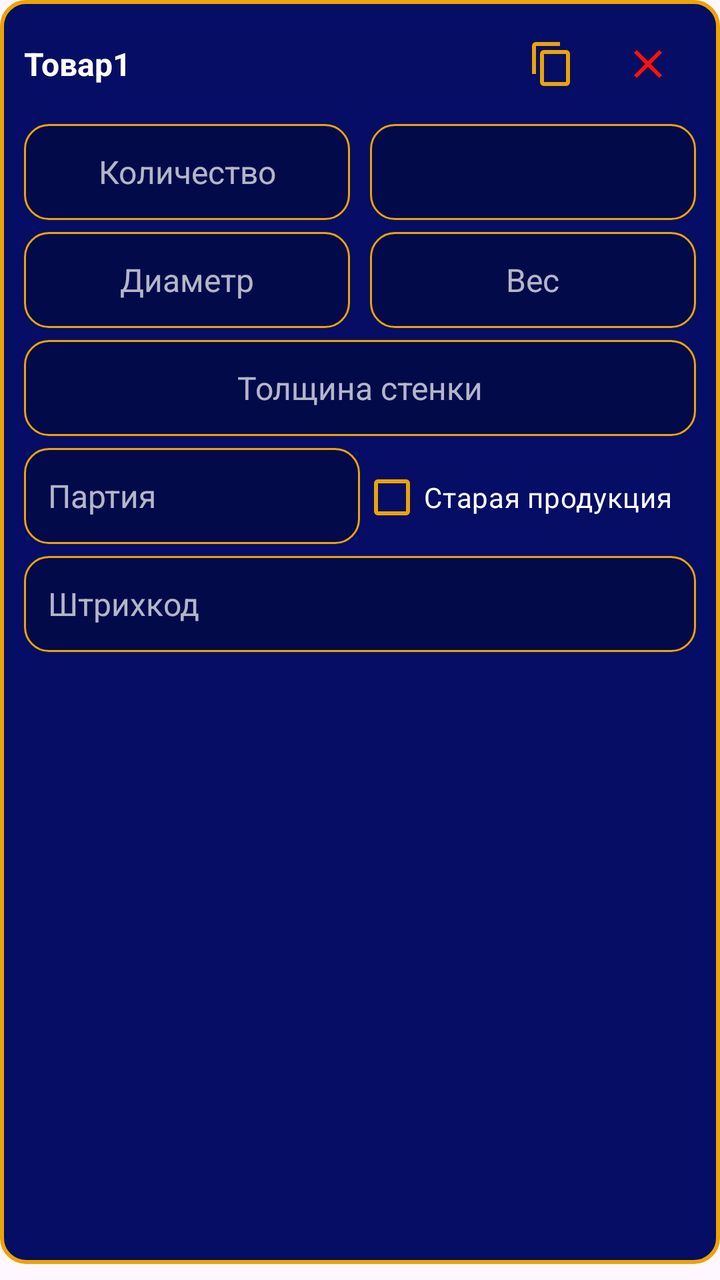
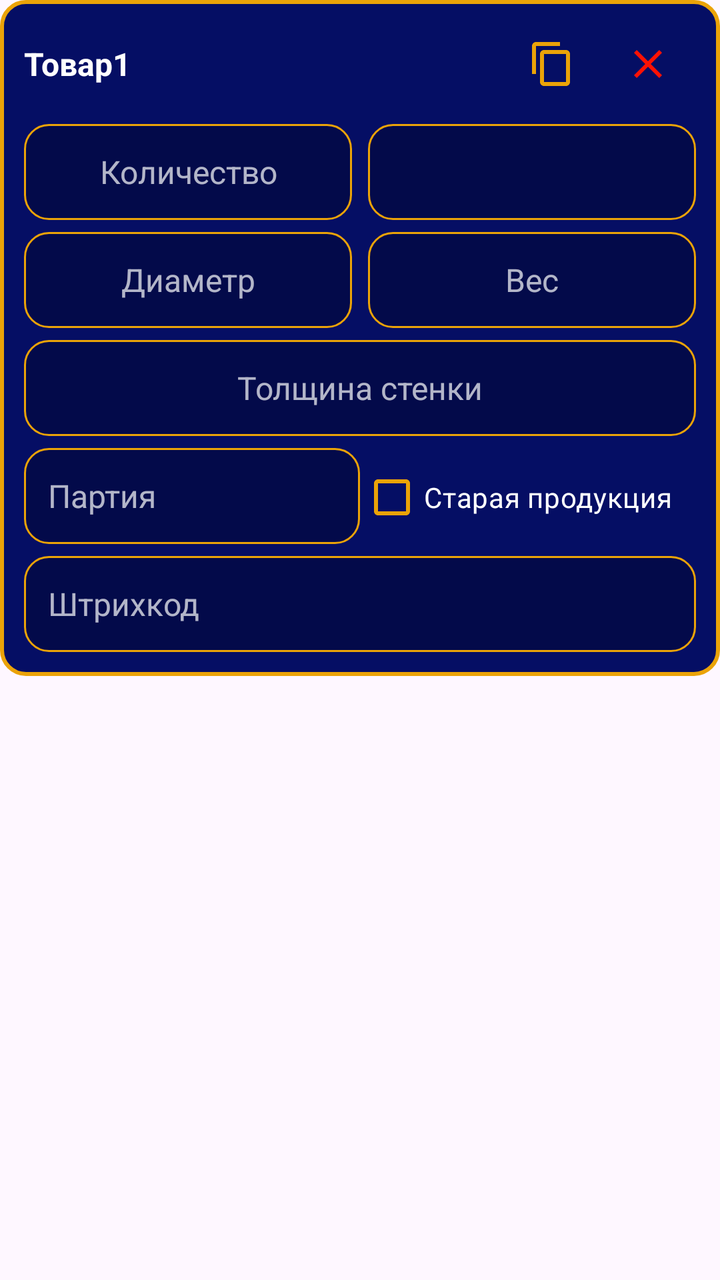

Before-and-after screenshots of an Android layout around one commit, followed by the original layout XML and the change that was made.
<!-- AndroidManifest.xml: application theme Theme.ScannerKotlin -->
<!-- res/layout/item_coming_product.xml -->
<?xml version="1.0" encoding="utf-8"?>
<androidx.core.widget.NestedScrollView xmlns:android="http://schemas.android.com/apk/res/android"
    xmlns:app="http://schemas.android.com/apk/res-auto"
    xmlns:tools="http://schemas.android.com/tools"
    android:layout_width="match_parent"
    android:layout_height="match_parent"
    android:fillViewport="true"
    android:overScrollMode="ifContentScrolls">

    <LinearLayout
        android:layout_width="match_parent"
        android:layout_height="wrap_content"
        android:orientation="vertical"
        android:paddingHorizontal="12dp"
        android:paddingVertical="8dp"
        android:background="@drawable/item_yellow_border_dark_bg"
        android:layout_marginBottom="8dp">

        <LinearLayout
            android:layout_width="match_parent"
            android:layout_height="wrap_content"
            android:minHeight="48dp"
            android:orientation="horizontal"
            android:gravity="center_vertical">

            <TextView
                android:id="@+id/tvProductName"
                android:layout_width="0dp"
                android:layout_height="wrap_content"
                android:layout_weight="1"
                android:text="Товар1"
                android:textSize="16sp"
                android:textStyle="bold"
                android:textColor="@color/white"
                android:maxLines="4"
                android:ellipsize="end"
                android:clickable="false"
                android:focusable="false"
                android:focusableInTouchMode="false"/>

            <ImageButton
                android:id="@+id/btnCopy"
                android:layout_width="48dp"
                android:layout_height="48dp"
                android:background="?attr/selectableItemBackgroundBorderless"
                android:padding="12dp"
                app:srcCompat="@drawable/abc_ic_menu_copy_mtrl_am_alpha"
                app:tint="@color/yellow"
                tools:ignore="ContentDescription" />

            <ImageButton
                android:id="@+id/btnDelete"
                android:layout_width="48dp"
                android:layout_height="48dp"
                android:background="?attr/selectableItemBackgroundBorderless"
                android:padding="12dp"
                app:srcCompat="@drawable/ic_delete_red"
                app:tint="@color/holo_red_dark"
                tools:ignore="ContentDescription" />
        </LinearLayout>

        <LinearLayout
            android:layout_width="match_parent"
            android:layout_height="wrap_content"
            android:minHeight="48dp"
            android:orientation="horizontal"
            android:layout_marginTop="6dp">

            <EditText
                android:id="@+id/etQuantity"
                android:layout_width="0dp"
                android:layout_height="wrap_content"
                android:minHeight="48dp"
                android:layout_weight="1"
                android:inputType="number"
                android:hint="Количество"
                android:textColor="@color/white"
                android:textColorHint="@color/hint_white"
                android:textSize="16sp"
                android:gravity="center"
                android:background="@drawable/input_field_yellow_border_blue_bg"
                android:paddingHorizontal="12dp"
                android:layout_marginEnd="10dp" />

            <Spinner
                android:id="@+id/spinnerMeasure"
                android:layout_width="0dp"
                android:layout_height="48dp"
                android:layout_weight="1"
                android:background="@drawable/input_field_yellow_border_blue_bg"
                android:paddingHorizontal="12dp"
                android:textAlignment="center" />
        </LinearLayout>

        <LinearLayout
            android:layout_width="match_parent"
            android:layout_height="wrap_content"
            android:minHeight="48dp"
            android:orientation="horizontal"
            android:layout_marginTop="6dp">

            <EditText
                android:id="@+id/etDiameter"
                android:layout_width="0dp"
                android:layout_height="wrap_content"
                android:minHeight="48dp"
                android:layout_weight="1"
                android:inputType="numberDecimal"
                android:hint="Диаметр"
                android:textColor="@color/white"
                android:textColorHint="@color/hint_white"
                android:textSize="16sp"
                android:gravity="center"
                android:background="@drawable/input_field_yellow_border_blue_bg"
                android:paddingHorizontal="12dp"
                android:layout_marginEnd="10dp" />

            <EditText
                android:id="@+id/etWeight"
                android:layout_width="0dp"
                android:layout_height="wrap_content"
                android:minHeight="48dp"
                android:layout_weight="1"
                android:inputType="numberDecimal"
                android:hint="Вес"
                android:textColor="@color/white"
                android:textColorHint="@color/hint_white"
                android:textSize="16sp"
                android:gravity="center"
                android:background="@drawable/input_field_yellow_border_blue_bg"
                android:paddingHorizontal="12dp" />
        </LinearLayout>

        <EditText
            android:id="@+id/etWallThickness"
            android:layout_width="match_parent"
            android:layout_height="wrap_content"
            android:minHeight="48dp"
            android:layout_marginTop="6dp"
            android:inputType="numberDecimal"
            android:hint="Толщина стенки"
            android:textColor="@color/white"
            android:textColorHint="@color/hint_white"
            android:textSize="16sp"
            android:gravity="center"
            android:background="@drawable/input_field_yellow_border_blue_bg"
            android:paddingHorizontal="12dp" />

        <LinearLayout
            android:layout_width="match_parent"
            android:layout_height="wrap_content"
            android:minHeight="48dp"
            android:orientation="horizontal"
            android:layout_marginTop="6dp">

            <EditText
                android:id="@+id/etBatchNumber"
                android:layout_width="0dp"
                android:layout_height="wrap_content"
                android:minHeight="48dp"
                android:layout_weight="1"
                android:hint="Партия"
                android:textSize="16sp"
                android:textColor="@color/white"
                android:textColorHint="@color/hint_white"
                android:background="@drawable/input_field_yellow_border_blue_bg"
                android:paddingHorizontal="12dp"
                tools:ignore="Autofill,TextFields" />

            <CheckBox
                android:id="@+id/cbOldProduct"
                android:layout_width="0dp"
                android:layout_height="wrap_content"
                android:minHeight="48dp"
                android:layout_weight="1"
                android:text="Старая продукция"
                android:textColor="@color/white"
                android:buttonTint="@color/yellow"
                android:gravity="center_vertical" />
        </LinearLayout>

        <LinearLayout
            android:id="@+id/barcodeSection"
            android:layout_width="match_parent"
            android:layout_height="wrap_content"
            android:minHeight="48dp"
            android:orientation="horizontal"
            android:layout_marginTop="6dp"
            android:layout_marginBottom="4dp">

            <EditText
                android:id="@+id/tvBarcode"
                android:layout_width="match_parent"
                android:layout_height="wrap_content"
                android:minHeight="48dp"
                android:hint="Штрихкод"
                android:textSize="16sp"
                android:textColor="@color/white"
                android:textColorHint="@color/hint_white"
                android:background="@drawable/input_field_yellow_border_blue_bg"
                android:paddingHorizontal="12dp"
                tools:ignore="Autofill,TextFields" />
        </LinearLayout>

        <TextView
            android:id="@+id/tvBarcodeError"
            android:layout_width="match_parent"
            android:layout_height="wrap_content"
            android:text="Заполните штрихкод"
            android:textColor="@android:color/holo_red_light"
            android:textSize="12sp"
            android:paddingTop="2dp"
            android:paddingBottom="8dp"
            android:visibility="gone"/>
    </LinearLayout>
</androidx.core.widget.NestedScrollView>
<!-- resources referenced by this layout -->
<resources>
  <color name="hint_white">#B3FFFFFF</color>
  <color name="holo_red_dark">#FD1103</color>
  <color name="white">#FFFFFFFF</color>
  <color name="yellow">#EBA308</color>
  <!-- drawable ic_delete_red (drawable) -->
  <vector xmlns:android="http://schemas.android.com/apk/res/android"
      android:width="24dp"
      android:height="24dp"
      android:viewportWidth="24"
      android:viewportHeight="24">
      <path
          android:fillColor="@color/holo_red_dark"
          android:pathData="M19,6.41L17.59,5L12,10.59L6.41,5L5,6.41L10.59,12L5,17.59L6.41,19L12,13.41L17.59,19L19,17.59L13.41,12L19,6.41Z"/>
  </vector>
  <!-- drawable input_field_yellow_border_blue_bg (drawable) -->
  <?xml version="1.0" encoding="utf-8"?>
  <selector xmlns:android="http://schemas.android.com/apk/res/android">
  
      <item android:state_focused="true">
          <shape android:shape="rectangle">
              <solid android:color="@color/field_blue"/>
              <corners android:radius="12dp"/>
  
              <stroke android:width="2.5dp" android:color="@color/glowing_yellow"/>
              <padding
                  android:left="10dp"
                  android:right="10dp"
                  android:top="8dp"
                  android:bottom="8dp"/>
          </shape>
      </item>
  
  
      <item>
          <shape android:shape="rectangle">
              <solid android:color="@color/field_blue"/>
              <corners android:radius="12dp"/>
              <stroke android:width="1dp" android:color="@color/yellow"/>
              <padding
                  android:left="10dp"
                  android:right="10dp"
                  android:top="8dp"
                  android:bottom="8dp"/>
          </shape>
      </item>
  </selector>
  <!-- drawable item_yellow_border_dark_bg (drawable) -->
  <?xml version="1.0" encoding="utf-8"?>
  <shape xmlns:android="http://schemas.android.com/apk/res/android"
      android:shape="rectangle">
      <solid android:color="@color/dark_blue" />
      <stroke
          android:width="2dp"
          android:color="@color/yellow" />
      <corners android:radius="12dp" />
  </shape>
  <style name="Theme.ScannerKotlin" parent="Base.Theme.ScannerKotlin" />
  <color name="field_blue">#030A4A</color>
  <color name="glowing_yellow">#FFFFE0</color>
  <color name="dark_blue">#050E64</color>
  <style name="Base.Theme.ScannerKotlin" parent="Theme.Material3.DayNight.NoActionBar">
          
          
      </style>
</resources>

<!-- the commit's change to res/layout/item_coming_product.xml (unified diff, before → after) -->
@@ -4,22 +4,25 @@
     xmlns:tools="http://schemas.android.com/tools"
     android:layout_width="match_parent"
     android:layout_height="match_parent"
-    android:fillViewport="true"
-    android:overScrollMode="ifContentScrolls">
+    android:fillViewport="false"
+    android:overScrollMode="ifContentScrolls"
+    android:scrollbars="vertical"
+    android:clipToPadding="false">
 
     <LinearLayout
+        android:id="@+id/comingProductCard"
         android:layout_width="match_parent"
         android:layout_height="wrap_content"
         android:orientation="vertical"
-        android:paddingHorizontal="12dp"
-        android:paddingVertical="8dp"
+        android:paddingHorizontal="@dimen/coming_card_padding_horizontal"
+        android:paddingVertical="@dimen/coming_card_padding_vertical"
         android:background="@drawable/item_yellow_border_dark_bg"
-        android:layout_marginBottom="8dp">
-
-        <LinearLayout
-            android:layout_width="match_parent"
-            android:layout_height="wrap_content"
-            android:minHeight="48dp"
+        android:layout_marginBottom="@dimen/coming_card_margin_bottom">
+
+        <LinearLayout
+            android:layout_width="match_parent"
+            android:layout_height="wrap_content"
+            android:minHeight="@dimen/coming_field_min_height"
             android:orientation="horizontal"
             android:gravity="center_vertical">
 
@@ -29,10 +32,10 @@
                 android:layout_height="wrap_content"
                 android:layout_weight="1"
                 android:text="Товар1"
-                android:textSize="16sp"
+                android:textSize="@dimen/coming_product_name_text"
                 android:textStyle="bold"
                 android:textColor="@color/white"
-                android:maxLines="4"
+                android:maxLines="3"
                 android:ellipsize="end"
                 android:clickable="false"
                 android:focusable="false"
@@ -40,20 +43,20 @@
 
             <ImageButton
                 android:id="@+id/btnCopy"
-                android:layout_width="48dp"
-                android:layout_height="48dp"
+                android:layout_width="@dimen/coming_action_button_size"
+                android:layout_height="@dimen/coming_action_button_size"
                 android:background="?attr/selectableItemBackgroundBorderless"
-                android:padding="12dp"
+                android:padding="@dimen/coming_action_button_padding"
                 app:srcCompat="@drawable/abc_ic_menu_copy_mtrl_am_alpha"
                 app:tint="@color/yellow"
                 tools:ignore="ContentDescription" />
 
             <ImageButton
                 android:id="@+id/btnDelete"
-                android:layout_width="48dp"
-                android:layout_height="48dp"
+                android:layout_width="@dimen/coming_action_button_size"
+                android:layout_height="@dimen/coming_action_button_size"
                 android:background="?attr/selectableItemBackgroundBorderless"
-                android:padding="12dp"
+                android:padding="@dimen/coming_action_button_padding"
                 app:srcCompat="@drawable/ic_delete_red"
                 app:tint="@color/holo_red_dark"
                 tools:ignore="ContentDescription" />
@@ -62,30 +65,30 @@
         <LinearLayout
             android:layout_width="match_parent"
             android:layout_height="wrap_content"
-            android:minHeight="48dp"
-            android:orientation="horizontal"
-            android:layout_marginTop="6dp">
+            android:minHeight="@dimen/coming_field_min_height"
+            android:orientation="horizontal"
+            android:layout_marginTop="@dimen/coming_row_margin_top">
 
             <EditText
                 android:id="@+id/etQuantity"
                 android:layout_width="0dp"
                 android:layout_height="wrap_content"
-                android:minHeight="48dp"
+                android:minHeight="@dimen/coming_field_min_height"
                 android:layout_weight="1"
                 android:inputType="number"
                 android:hint="Количество"
                 android:textColor="@color/white"
                 android:textColorHint="@color/hint_white"
-                android:textSize="16sp"
+                android:textSize="@dimen/coming_field_text"
                 android:gravity="center"
                 android:background="@drawable/input_field_yellow_border_blue_bg"
                 android:paddingHorizontal="12dp"
-                android:layout_marginEnd="10dp" />
+                android:layout_marginEnd="8dp" />
 
             <Spinner
                 android:id="@+id/spinnerMeasure"
                 android:layout_width="0dp"
-                android:layout_height="48dp"
+                android:layout_height="@dimen/coming_field_min_height"
                 android:layout_weight="1"
                 android:background="@drawable/input_field_yellow_border_blue_bg"
                 android:paddingHorizontal="12dp"
@@ -95,37 +98,37 @@
         <LinearLayout
             android:layout_width="match_parent"
             android:layout_height="wrap_content"
-            android:minHeight="48dp"
-            android:orientation="horizontal"
-            android:layout_marginTop="6dp">
+            android:minHeight="@dimen/coming_field_min_height"
+            android:orientation="horizontal"
+            android:layout_marginTop="@dimen/coming_row_margin_top">
 
             <EditText
                 android:id="@+id/etDiameter"
                 android:layout_width="0dp"
                 android:layout_height="wrap_content"
-                android:minHeight="48dp"
+                android:minHeight="@dimen/coming_field_min_height"
                 android:layout_weight="1"
                 android:inputType="numberDecimal"
                 android:hint="Диаметр"
                 android:textColor="@color/white"
                 android:textColorHint="@color/hint_white"
-                android:textSize="16sp"
+                android:textSize="@dimen/coming_field_text"
                 android:gravity="center"
                 android:background="@drawable/input_field_yellow_border_blue_bg"
                 android:paddingHorizontal="12dp"
-                android:layout_marginEnd="10dp" />
+                android:layout_marginEnd="8dp" />
 
             <EditText
                 android:id="@+id/etWeight"
                 android:layout_width="0dp"
                 android:layout_height="wrap_content"
-                android:minHeight="48dp"
+                android:minHeight="@dimen/coming_field_min_height"
                 android:layout_weight="1"
                 android:inputType="numberDecimal"
                 android:hint="Вес"
                 android:textColor="@color/white"
                 android:textColorHint="@color/hint_white"
-                android:textSize="16sp"
+                android:textSize="@dimen/coming_field_text"
                 android:gravity="center"
                 android:background="@drawable/input_field_yellow_border_blue_bg"
                 android:paddingHorizontal="12dp" />
@@ -135,13 +138,13 @@
             android:id="@+id/etWallThickness"
             android:layout_width="match_parent"
             android:layout_height="wrap_content"
-            android:minHeight="48dp"
-            android:layout_marginTop="6dp"
+            android:minHeight="@dimen/coming_field_min_height"
+            android:layout_marginTop="@dimen/coming_row_margin_top"
             android:inputType="numberDecimal"
             android:hint="Толщина стенки"
             android:textColor="@color/white"
             android:textColorHint="@color/hint_white"
-            android:textSize="16sp"
+            android:textSize="@dimen/coming_field_text"
             android:gravity="center"
             android:background="@drawable/input_field_yellow_border_blue_bg"
             android:paddingHorizontal="12dp" />
@@ -149,18 +152,18 @@
         <LinearLayout
             android:layout_width="match_parent"
             android:layout_height="wrap_content"
-            android:minHeight="48dp"
-            android:orientation="horizontal"
-            android:layout_marginTop="6dp">
+            android:minHeight="@dimen/coming_field_min_height"
+            android:orientation="horizontal"
+            android:layout_marginTop="@dimen/coming_row_margin_top">
 
             <EditText
                 android:id="@+id/etBatchNumber"
                 android:layout_width="0dp"
                 android:layout_height="wrap_content"
-                android:minHeight="48dp"
+                android:minHeight="@dimen/coming_field_min_height"
                 android:layout_weight="1"
                 android:hint="Партия"
-                android:textSize="16sp"
+                android:textSize="@dimen/coming_field_text"
                 android:textColor="@color/white"
                 android:textColorHint="@color/hint_white"
                 android:background="@drawable/input_field_yellow_border_blue_bg"
@@ -171,7 +174,7 @@
                 android:id="@+id/cbOldProduct"
                 android:layout_width="0dp"
                 android:layout_height="wrap_content"
-                android:minHeight="48dp"
+                android:minHeight="@dimen/coming_field_min_height"
                 android:layout_weight="1"
                 android:text="Старая продукция"
                 android:textColor="@color/white"
@@ -183,18 +186,18 @@
             android:id="@+id/barcodeSection"
             android:layout_width="match_parent"
             android:layout_height="wrap_content"
-            android:minHeight="48dp"
-            android:orientation="horizontal"
-            android:layout_marginTop="6dp"
-            android:layout_marginBottom="4dp">
+            android:minHeight="@dimen/coming_field_min_height"
+            android:orientation="horizontal"
+            android:layout_marginTop="@dimen/coming_row_margin_top"
+            android:layout_marginBottom="@dimen/coming_barcode_section_margin_bottom">
 
             <EditText
                 android:id="@+id/tvBarcode"
                 android:layout_width="match_parent"
                 android:layout_height="wrap_content"
-                android:minHeight="48dp"
+                android:minHeight="@dimen/coming_field_min_height"
                 android:hint="Штрихкод"
-                android:textSize="16sp"
+                android:textSize="@dimen/coming_field_text"
                 android:textColor="@color/white"
                 android:textColorHint="@color/hint_white"
                 android:background="@drawable/input_field_yellow_border_blue_bg"
@@ -210,7 +213,7 @@
             android:textColor="@android:color/holo_red_light"
             android:textSize="12sp"
             android:paddingTop="2dp"
-            android:paddingBottom="8dp"
+            android:paddingBottom="4dp"
             android:visibility="gone"/>
     </LinearLayout>
 </androidx.core.widget.NestedScrollView>
<!-- resource entries referenced after the edit -->
@@ -4,6 +4,16 @@
   <color name="holo_red_dark">#FD1103</color>
   <color name="white">#FFFFFFFF</color>
   <color name="yellow">#EBA308</color>
+  <dimen name="coming_action_button_padding">12dp</dimen>
+  <dimen name="coming_action_button_size">48dp</dimen>
+  <dimen name="coming_barcode_section_margin_bottom">2dp</dimen>
+  <dimen name="coming_card_margin_bottom">4dp</dimen>
+  <dimen name="coming_card_padding_horizontal">8dp</dimen>
+  <dimen name="coming_card_padding_vertical">4dp</dimen>
+  <dimen name="coming_field_min_height">48dp</dimen>
+  <dimen name="coming_field_text">16sp</dimen>
+  <dimen name="coming_product_name_text">16sp</dimen>
+  <dimen name="coming_row_margin_top">3dp</dimen>
   <!-- drawable ic_delete_red (drawable) -->
   <vector xmlns:android="http://schemas.android.com/apk/res/android"
       android:width="24dp"
